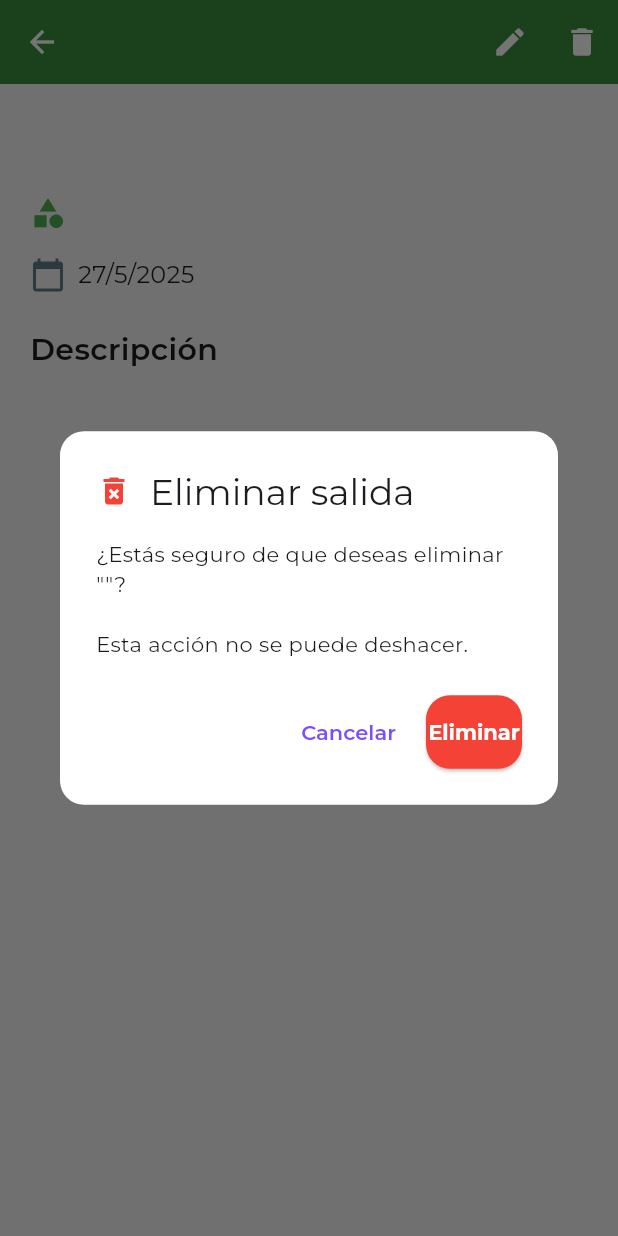
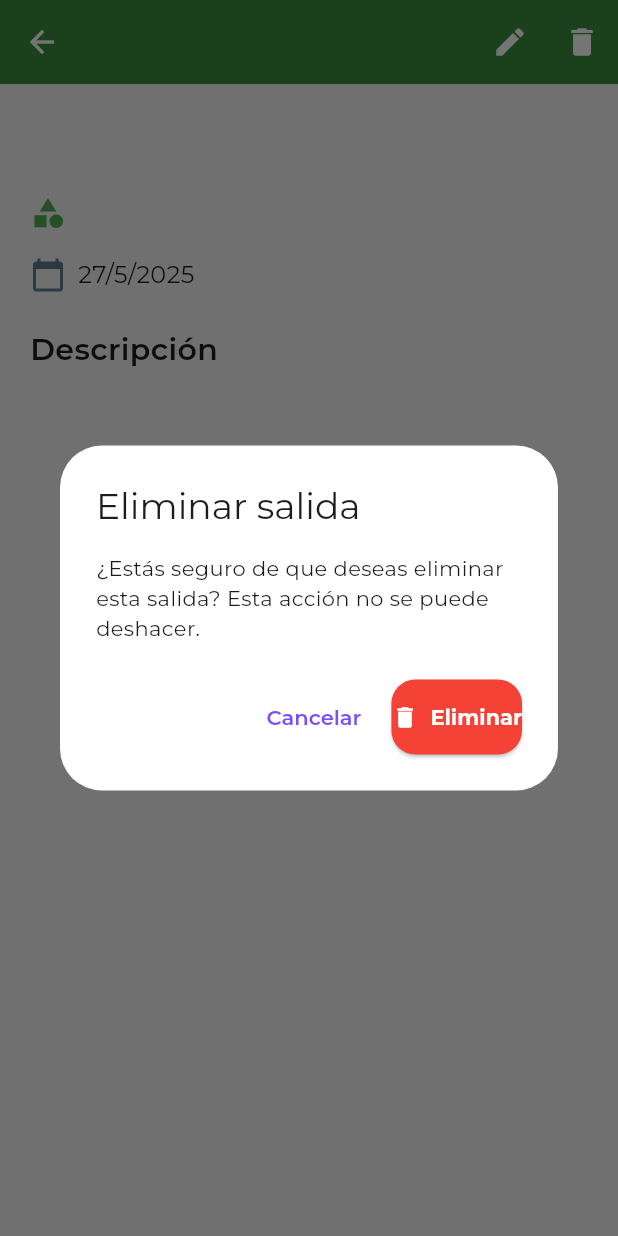
Before and after one commit to ESTAPIA/mi_diario_montana, a Flutter app: the SalidaDetailScreen screen opened directly with empty values, after a tap on the "delete" icon, on a phone screen of 412 x 824 dp. Run offline on Flutter 3.47's test engine with Material 3 defaults, Android fonts, the phone set to English and light mode, and no system bars; our stand-ins replace cloud_firestore, firebase_auth, firebase_core, font_awesome_flutter, google_fonts; accounts and stored records are empty.

Commit message:
feat: Proyecto Mi Diario de Montaña completado
 Funcionalidades implementadas:
- Sistema completo de autenticación (login/registro)
- CRUD completo para salidas de montaña
- Búsqueda y filtrado en tiempo real
- Navegación fluida entre pantallas
- Actualización inmediata después de ediciones
- Sistema de notificaciones mejorado
- Validaciones y manejo de errores
- Interfaz atractiva con Material Design

 Pantallas incluidas:
- Login/Registro con validaciones
- Home con resumen de salidas
- Registrar nueva salida con dropdown
- Historial con búsqueda y filtros
- Detalles de salida con opciones de editar/eliminar
- Editar salida con formulario pre-cargado

 Tecnologías utilizadas:
- Flutter & Dart
- Firebase Auth para autenticación
- Cloud Firestore como base de datos
- Material Design UI
- Google Fonts y Font Awesome

 Documentación:
- Manual de usuario completo
- Instrucciones de instalación
- Casos de uso y solución de problemas

 Estado: Aplicación lista para uso y distribución

```diff
--- a/lib/main.dart
+++ b/lib/main.dart
@@ -8,7 +8,6 @@ import 'screens/register_screen.dart';
 import 'screens/home_screen.dart';
 import 'screens/registrar_salida_screen.dart';
 import 'screens/historial_salidas_screen.dart';
-import 'screens/editar_salida_screen.dart';
 
 void main() async {
   WidgetsFlutterBinding.ensureInitialized();
@@ -103,7 +102,6 @@ class MyApp extends StatelessWidget {
         '/home': (context) => const HomeScreen(),
         '/registrar-salida': (context) => const RegistrarSalidaScreen(),
         '/historial-salidas': (context) => const HistorialSalidasScreen(),
-        // Nota: EditarSalidaScreen requiere parámetros, se navega con MaterialPageRoute
       },
     );
   }
--- a/lib/screens/salida_detail_screen.dart
+++ b/lib/screens/salida_detail_screen.dart
@@ -3,9 +3,8 @@ import 'package:cloud_firestore/cloud_firestore.dart';
 import '../models/salida_montana.dart';
 import 'editar_salida_screen.dart';
 import 'home_screen.dart';
-import '../services/notification_service.dart';
 
-class SalidaDetailScreen extends StatefulWidget {
+class SalidaDetailScreen extends StatelessWidget {
   final SalidaMontana salida;
   final String docId;
 
@@ -15,69 +14,49 @@ class SalidaDetailScreen extends StatefulWidget {
     required this.docId,
   });
 
-  @override
-  State<SalidaDetailScreen> createState() => _SalidaDetailScreenState();
-}
-
-class _SalidaDetailScreenState extends State<SalidaDetailScreen> {
-  late SalidaMontana _salida;
-
-  @override
-  void initState() {
-    super.initState();
-    _salida = widget.salida;
-  }
-
-  void _recargarDatos() async {
-    try {
-      final doc = await FirebaseFirestore.instance
-          .collection('salidas')
-          .doc(widget.docId)
-          .get();
-
-      if (doc.exists && mounted) {
-        setState(() {
-          _salida = SalidaMontana.fromFirestore(doc);
-        });
-      }
-    } catch (e) {
-      // Error silencioso, mantener datos actuales
-    }
-  }
-
   Future<void> _confirmarEliminar(BuildContext context) async {
-    final confirmado = await NotificationService.showConfirmDialog(
-      context,
-      title: 'Eliminar salida',
-      message: '¿Estás seguro de que deseas eliminar "${_salida.titulo}"?\n\nEsta acción no se puede deshacer.',
-      confirmText: 'Eliminar',
-      cancelText: 'Cancelar',
-      confirmColor: Colors.red,
-      icon: Icons.delete_forever,
+    final bool? confirmado = await showDialog<bool>(
+      context: context,
+      builder:
+          (context) => AlertDialog(
+            title: const Text('Eliminar salida'),
+            content: const Text(
+              '¿Estás seguro de que deseas eliminar esta salida? Esta acción no se puede deshacer.',
+            ),
+            actions: [
+              TextButton(
+                child: const Text('Cancelar'),
+                onPressed: () => Navigator.of(context).pop(false),
+              ),
+              ElevatedButton.icon(
+                icon: const Icon(Icons.delete),
+                label: const Text('Eliminar'),
+                style: ElevatedButton.styleFrom(
+                  backgroundColor: Colors.red,
+                  foregroundColor: Colors.white,
+                ),
+                onPressed: () => Navigator.of(context).pop(true),
+              ),
+            ],
+          ),
     );
 
-    if (confirmado) {
-      try {
-        NotificationService.showLoadingDialog(context, 'Eliminando salida...');
-
+    if (confirmado == true) {
+      // Elimina el documento de Firestore
       await FirebaseFirestore.instance
           .collection('salidas')
-            .doc(widget.docId)
+          .doc(docId)
           .delete();
 
+      // Vuelve al Home y muestra SnackBar
       if (context.mounted) {
-          Navigator.pop(context); // Cerrar loading dialog
         Navigator.of(context).pushAndRemoveUntil(
           MaterialPageRoute(builder: (_) => const HomeScreen()),
           (route) => false,
         );
-          NotificationService.showSuccess(context, '¡Salida eliminada exitosamente! 🗑️');
-        }
-      } catch (e) {
-        if (context.mounted) {
-          Navigator.pop(context); // Cerrar loading dialog
-          NotificationService.showError(context, 'Error al eliminar la salida. Intenta de nuevo.');
-        }
+        ScaffoldMessenger.of(context).showSnackBar(
+          const SnackBar(content: Text('Salida eliminada exitosamente ✅')),
+        );
       }
     }
   }
@@ -86,23 +65,19 @@ class _SalidaDetailScreenState extends State<SalidaDetailScreen> {
   Widget build(BuildContext context) {
     return Scaffold(
       appBar: AppBar(
-        title: Text(_salida.titulo),
+        title: Text(salida.titulo),
         actions: [
           IconButton(
             icon: const Icon(Icons.edit),
             tooltip: 'Editar salida',
-            onPressed: () async {
-              final resultado = await Navigator.push<bool>(
+            onPressed: () {
+              Navigator.push(
                 context,
                 MaterialPageRoute(
-                  builder: (_) => EditarSalidaScreen(salida: _salida, docId: widget.docId),
+                  builder:
+                      (_) => EditarSalidaScreen(salida: salida, docId: docId),
                 ),
               );
-
-              // Si se editó la salida, recargar los datos
-              if (resultado == true) {
-                _recargarDatos();
-              }
             },
           ),
           IconButton(
@@ -117,7 +92,7 @@ class _SalidaDetailScreenState extends State<SalidaDetailScreen> {
         child: ListView(
           children: [
             Text(
-              _salida.titulo,
+              salida.titulo,
               style: const TextStyle(fontSize: 26, fontWeight: FontWeight.bold),
             ),
             const SizedBox(height: 16),
@@ -125,7 +100,7 @@ class _SalidaDetailScreenState extends State<SalidaDetailScreen> {
               children: [
                 const Icon(Icons.category, color: Colors.green),
                 const SizedBox(width: 8),
-                Text(_salida.tipo, style: const TextStyle(fontSize: 18)),
+                Text(salida.tipo, style: const TextStyle(fontSize: 18)),
               ],
             ),
             const SizedBox(height: 16),
@@ -134,7 +109,7 @@ class _SalidaDetailScreenState extends State<SalidaDetailScreen> {
                 const Icon(Icons.calendar_today, color: Colors.blueGrey),
                 const SizedBox(width: 8),
                 Text(
-                  "${_salida.fecha.day}/${_salida.fecha.month}/${_salida.fecha.year}",
+                  "${salida.fecha.day}/${salida.fecha.month}/${salida.fecha.year}",
                   style: const TextStyle(fontSize: 16),
                 ),
               ],
@@ -145,7 +120,7 @@ class _SalidaDetailScreenState extends State<SalidaDetailScreen> {
               style: TextStyle(fontSize: 20, fontWeight: FontWeight.w600),
             ),
             const SizedBox(height: 8),
-            Text(_salida.descripcion, style: const TextStyle(fontSize: 16)),
+            Text(salida.descripcion, style: const TextStyle(fontSize: 16)),
           ],
         ),
       ),
```
Also changed, not shown: lib/screens/editar_salida_screen.dart (+43 -84 lines), lib/screens/historial_salidas_screen.dart (+8 -4 lines), lib/screens/registrar_salida_screen.dart (+18 -24 lines), lib/widgets/custom_text_field.dart (+9 -5 lines), image.png (added), 2 other files. Lines whose indentation alone changed are shown as unchanged.
